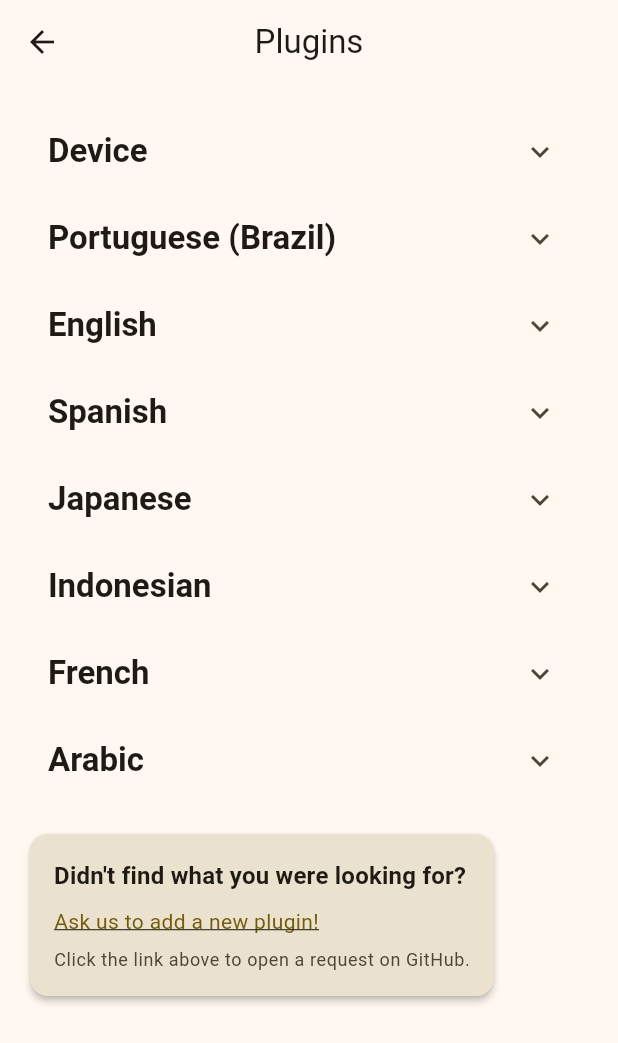
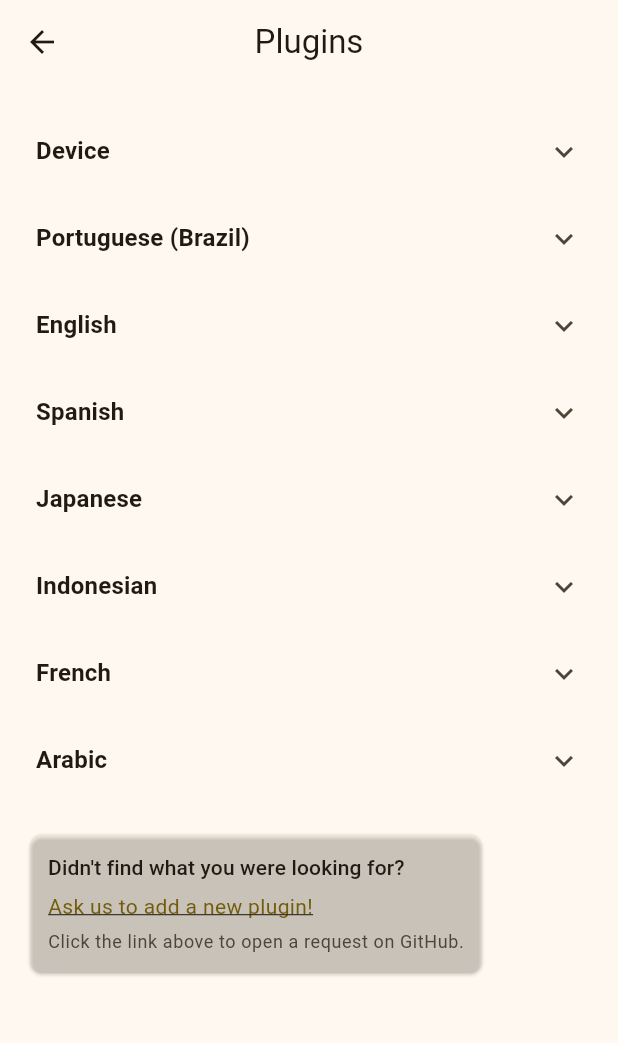
Before and after one commit to Luiz-eduardp/akashic_records, a Flutter app: the PluginsScreen screen opened by its route, on a phone screen of 412 x 824 dp. Shown: the top 1043 px of the screen. Run offline on Flutter 3.47's test engine with Material 3 defaults, Android fonts, the phone set to English and light mode, and no system bars; our stand-ins replace battery_plus, cached_network_image, file_picker, flutter_advanced_drawer, flutter_html, flutter_markdown and 9 more; missing offline and left inert: epubx, flutter_code_editor, highlight, jsf, traffic_stats; accounts and stored records are empty; network calls fail.

Commit message:
refactor(plugins_screen): reduce padding and adjust styles
- Reduced padding in various widgets.
- Adjusted font weights and sizes.
- Reduced border radius in some widgets.
- Used more subtle colors for background.
- Improved overall visual consistency.

```diff
--- a/lib/screens/plugins/plugins_screen.dart
+++ b/lib/screens/plugins/plugins_screen.dart
@@ -108,10 +108,11 @@ class _PluginsScreenState extends State<PluginsScreen> {
     final languageName = _getLanguageName(language);
 
     return ExpansionTile(
+      tilePadding: const EdgeInsets.symmetric(horizontal: 8.0),
       title: Text(
         languageName,
-        style: theme.textTheme.titleLarge?.copyWith(
-          fontWeight: FontWeight.bold,
+        style: theme.textTheme.titleMedium?.copyWith(
+          fontWeight: FontWeight.w600,
           color: theme.colorScheme.onSurface,
         ),
       ),
@@ -123,7 +124,7 @@ class _PluginsScreenState extends State<PluginsScreen> {
       },
       children: [
         Padding(
-          padding: const EdgeInsets.symmetric(horizontal: 16.0),
+          padding: const EdgeInsets.symmetric(horizontal: 8.0),
           child: Row(
             mainAxisAlignment: MainAxisAlignment.spaceBetween,
             children: [
@@ -144,8 +145,8 @@ class _PluginsScreenState extends State<PluginsScreen> {
         ...plugins.map((plugin) {
           return Padding(
             padding: const EdgeInsets.symmetric(
-              vertical: 4.0,
-              horizontal: 16.0,
+              vertical: 2.0,
+              horizontal: 8.0,
             ),
             child: CheckboxListTile(
               title: Text(
@@ -168,9 +169,9 @@ class _PluginsScreenState extends State<PluginsScreen> {
               activeColor: theme.colorScheme.primary,
               contentPadding: EdgeInsets.zero,
               shape: RoundedRectangleBorder(
-                borderRadius: BorderRadius.circular(8.0),
+                borderRadius: BorderRadius.circular(4.0),
               ),
-              side: BorderSide(color: theme.colorScheme.outlineVariant),
+              side: BorderSide(color: theme.colorScheme.outlineVariant.withOpacity(0.5)),
             ),
           );
         }),
@@ -181,22 +182,22 @@ class _PluginsScreenState extends State<PluginsScreen> {
   Widget _buildRequestPluginSection(BuildContext context) {
     final theme = Theme.of(context);
     return Card(
-      elevation: 2,
-      shape: RoundedRectangleBorder(borderRadius: BorderRadius.circular(12)),
-      color: theme.colorScheme.surfaceVariant,
+      elevation: 1,
+      shape: RoundedRectangleBorder(borderRadius: BorderRadius.circular(8)),
+      color: theme.colorScheme.surfaceVariant.withOpacity(0.3),
       child: Padding(
-        padding: const EdgeInsets.all(16.0),
+        padding: const EdgeInsets.all(12.0),
         child: Column(
           crossAxisAlignment: CrossAxisAlignment.start,
           children: [
             Text(
               'Não encontrou o que procurava?'.translate,
-              style: theme.textTheme.titleMedium?.copyWith(
-                fontWeight: FontWeight.bold,
+              style: theme.textTheme.titleSmall?.copyWith(
+                fontWeight: FontWeight.w500,
                 color: theme.colorScheme.onSurface,
               ),
             ),
-            const SizedBox(height: 8),
+            const SizedBox(height: 6),
             InkWell(
               onTap:
                   () => launchURL(
@@ -210,7 +211,7 @@ class _PluginsScreenState extends State<PluginsScreen> {
                 ),
               ),
             ),
-            const SizedBox(height: 8),
+            const SizedBox(height: 6),
             Text(
               'Clique no link acima para abrir uma solicitação no GitHub.'
                   .translate,
```
